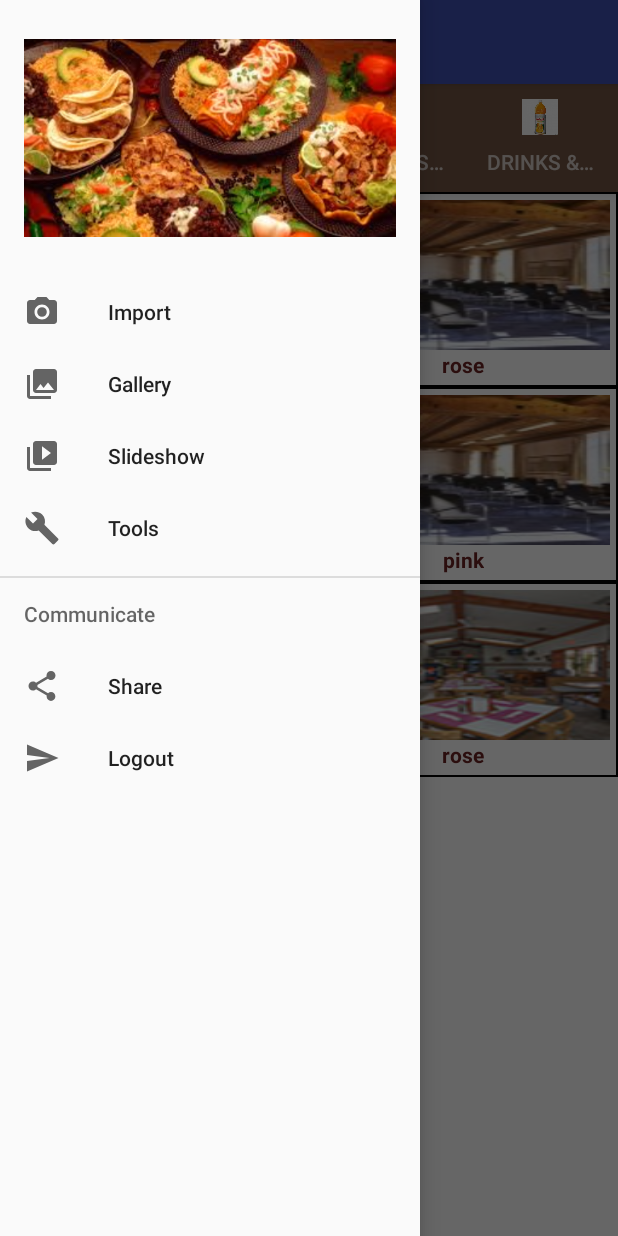
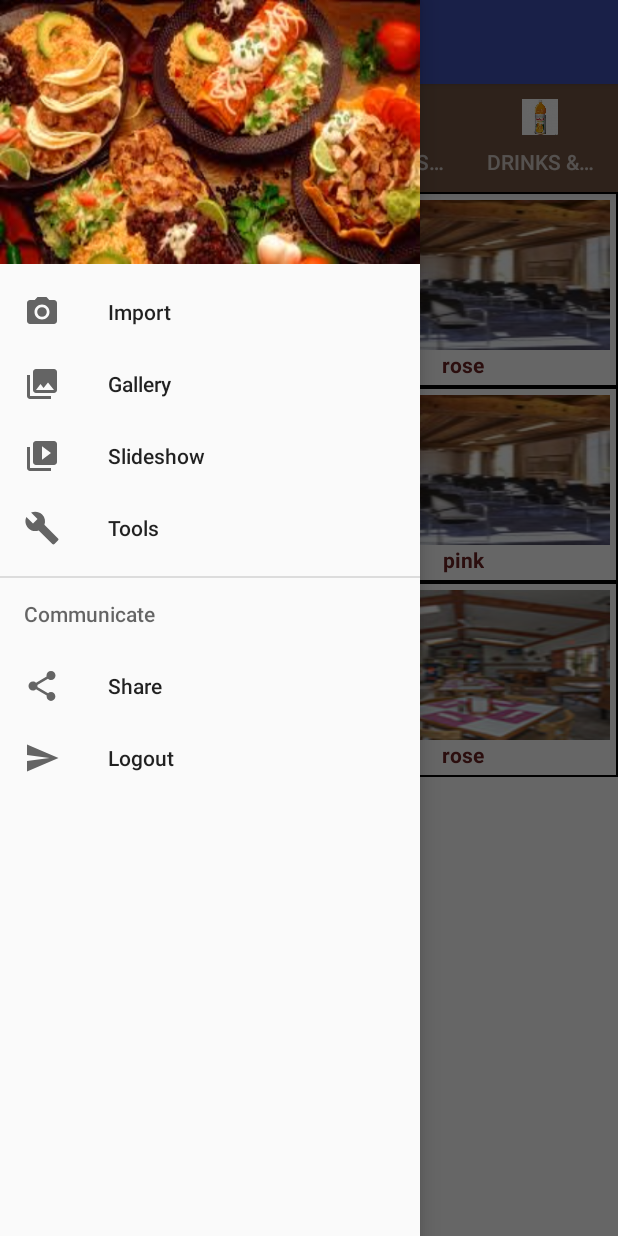
Before and after one commit to Mounikavallabhani/SharedPrefarence, an Android app: the NavActivity screen opened directly, with no data from a screen before it, with the side drawer open, on a phone screen of 412 x 824 dp. Run offline under Robolectric (Android 15) with nearby library versions, the phone set to English and light mode, and no system bars; libraries missing offline, so code that uses them is left out: com.stfalcon.bottomtablayout.

Commit message:
second coomit

```diff
--- a/app/src/main/res/layout/nav_header_nav.xml
+++ b/app/src/main/res/layout/nav_header_nav.xml
@@ -9,6 +9,7 @@
     android:paddingLeft="@dimen/activity_horizontal_margin"
     android:paddingRight="@dimen/activity_horizontal_margin"
     android:paddingTop="@dimen/activity_vertical_margin"
+    android:background="@drawable/food"
     android:theme="@style/ThemeOverlay.AppCompat.Dark">
 
     <ImageView
@@ -17,7 +18,7 @@
         android:layout_height="match_parent"
         android:paddingTop="@dimen/nav_header_vertical_spacing"
 
-       android:src="@drawable/food"
+
         android:onClick="camera"/>
 
 
```
